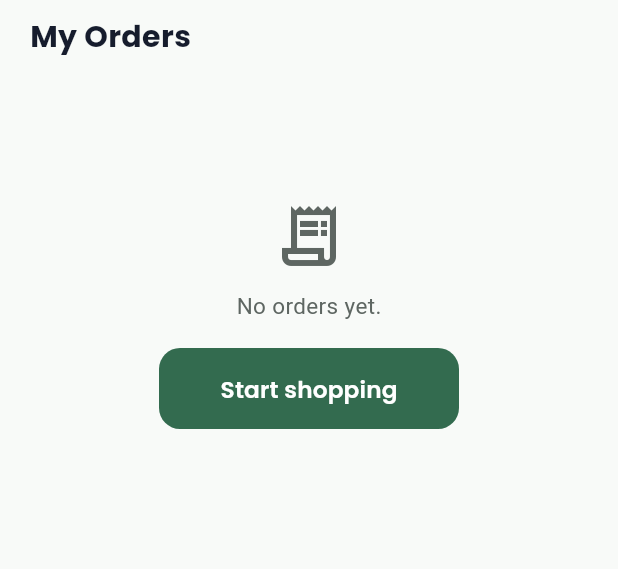
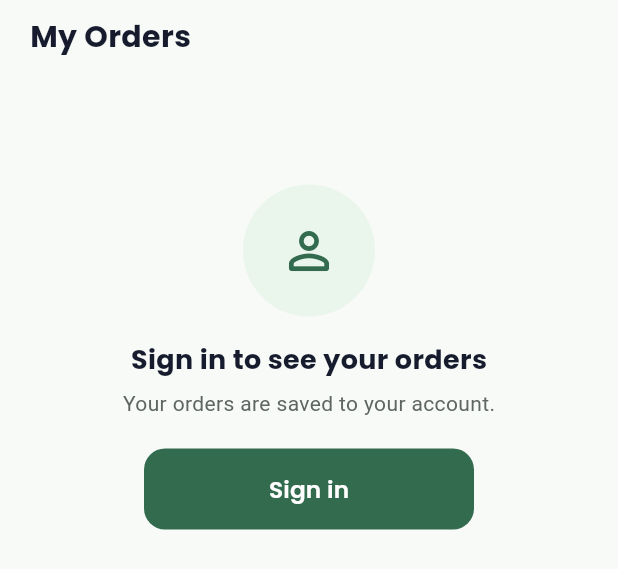
Before and after one commit to brian-kamau-brivatech/soko-rider-app, a Flutter app: the OrdersScreen widget shown alone on an empty page, opened directly, on a phone screen of 412 x 824 dp. Shown: the top 569 px of the screen. Run offline on Flutter 3.47's test engine with Material 3 defaults, Android fonts, the phone set to English and light mode, and no system bars; our stand-ins replace firebase_core, firebase_messaging, flutter_map, geolocator, google_fonts, latlong2 and 1 more; accounts and stored records are empty; network calls fail; Roboto replaces fonts that are missing (Questrial).

Commit message:
Customer app: account-only orders, sign in before checkout, tracking layout fix, phone label

```diff
--- a/customer_app/lib/screens/auth.dart
+++ b/customer_app/lib/screens/auth.dart
@@ -172,7 +172,7 @@ class _AuthScreenState extends State<AuthScreen> {
                     controller: _phone,
                     keyboardType: TextInputType.phone,
                     textInputAction: TextInputAction.next,
-                    decoration: _dec('Phone number (M-Pesa)', Icons.phone_outlined, hint: '0712 345 678'),
+                    decoration: _dec('Phone number', Icons.phone_outlined, hint: '0712 345 678'),
                     validator: (v) => v!.replaceAll(RegExp(r'[^0-9]'), '').length < 9 ? 'Enter your phone number' : null,
                   ),
                   const SizedBox(height: 12),
--- a/customer_app/lib/screens/checkout.dart
+++ b/customer_app/lib/screens/checkout.dart
@@ -246,9 +246,9 @@ class _CheckoutScreenState extends State<CheckoutScreen> {
                       _field(_name, 'Full name', Icons.person_outline_rounded, TextInputType.name,
                           (v) => v!.trim().length < 2 ? 'Enter your name' : null),
                       const SizedBox(height: 10),
-                      _field(_phone, 'M-Pesa phone', Icons.phone_outlined, TextInputType.phone, (v) {
+                      _field(_phone, 'Phone number', Icons.phone_outlined, TextInputType.phone, (v) {
                         final d = v!.replaceAll(RegExp(r'[^0-9]'), '');
-                        return d.length < 9 ? 'Enter the M-Pesa number, e.g. 0712 345 678' : null;
+                        return d.length < 9 ? 'Enter your phone number, e.g. 0712 345 678' : null;
                       }),
                       const SizedBox(height: 10),
                       _field(_street, 'House, street, area', Icons.home_outlined, TextInputType.streetAddress,
--- a/customer_app/lib/screens/orders.dart
+++ b/customer_app/lib/screens/orders.dart
@@ -2,6 +2,7 @@ import 'package:flutter/material.dart';
 import '../api.dart';
 import '../store.dart';
 import '../ui.dart';
+import 'auth.dart';
 import 'shell.dart';
 import 'track.dart';
 
@@ -50,7 +51,7 @@ class _OrdersScreenState extends State<OrdersScreen> {
     _known = refs.length;
     _knownSession = AppStore.instance.session;
     if (!mounted) return;
-    if (refs.isEmpty && !AppStore.instance.signedIn) {
+    if (!AppStore.instance.signedIn) {
       setState(() => _orders = []);
       return;
     }
@@ -60,7 +61,7 @@ class _OrdersScreenState extends State<OrdersScreen> {
       _error = null;
     });
     try {
-      final list = await ShopApi.orders(refs, session: AppStore.instance.session);
+      final list = await ShopApi.orders(const [], session: AppStore.instance.session);
       if (mounted) setState(() => _orders = list);
       ordersVersion.value++;
     } catch (e) {
@@ -82,7 +83,30 @@ class _OrdersScreenState extends State<OrdersScreen> {
           children: [
             Text('My Orders', style: head(20)),
             const SizedBox(height: 14),
-            if (orders == null && _error == null)
+            if (!AppStore.instance.signedIn)
+              Padding(
+                padding: const EdgeInsets.only(top: 70),
+                child: Column(children: [
+                  Container(
+                    width: 88,
+                    height: 88,
+                    decoration: const BoxDecoration(color: C.greenLight, shape: BoxShape.circle),
+                    child: const Icon(Icons.person_outline_rounded, color: C.green, size: 40),
+                  ),
+                  const SizedBox(height: 16),
+                  Text('Sign in to see your orders', style: head(18)),
+                  const SizedBox(height: 6),
+                  const Text('Your orders are saved to your account.', style: TextStyle(color: C.muted)),
+                  const SizedBox(height: 20),
+                  SizedBox(
+                    width: 220,
+                    child: PrimaryButton('Sign in',
+                        onTap: () => Navigator.of(context)
+                            .push(MaterialPageRoute(builder: (_) => const AuthScreen(startWithSignUp: false)))),
+                  ),
+                ]),
+              )
+            else if (orders == null && _error == null)
               const Padding(padding: EdgeInsets.all(40), child: Center(child: CircularProgressIndicator(color: C.green)))
             else if (orders == null)
               ErrorRetry(_error!, _load)
```
Also changed, not shown: customer_app/lib/screens/cart.dart (+9 -1 lines), customer_app/lib/screens/home.dart (+5 -3 lines), customer_app/lib/screens/track.dart (+7 -2 lines), customer_app/lib/store.dart (+10 -1 lines).
